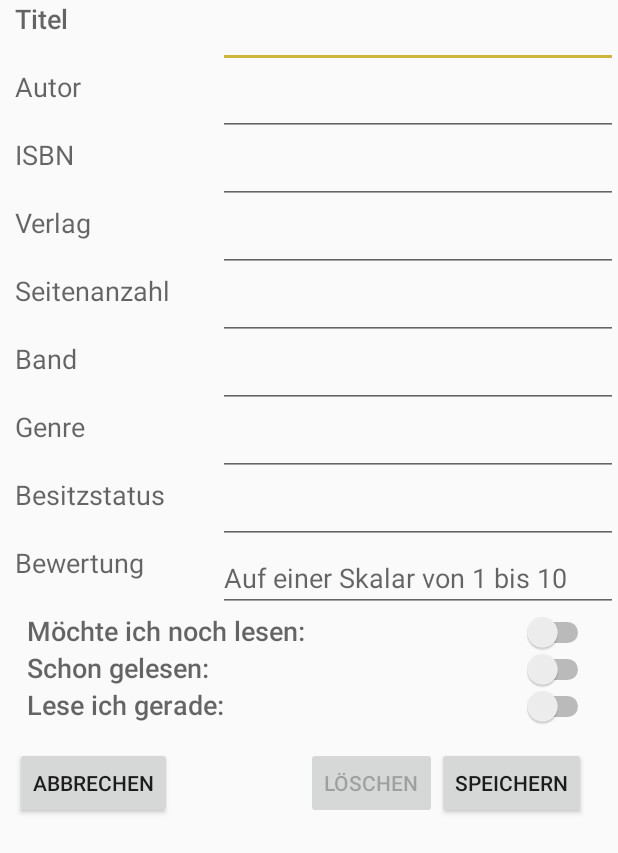
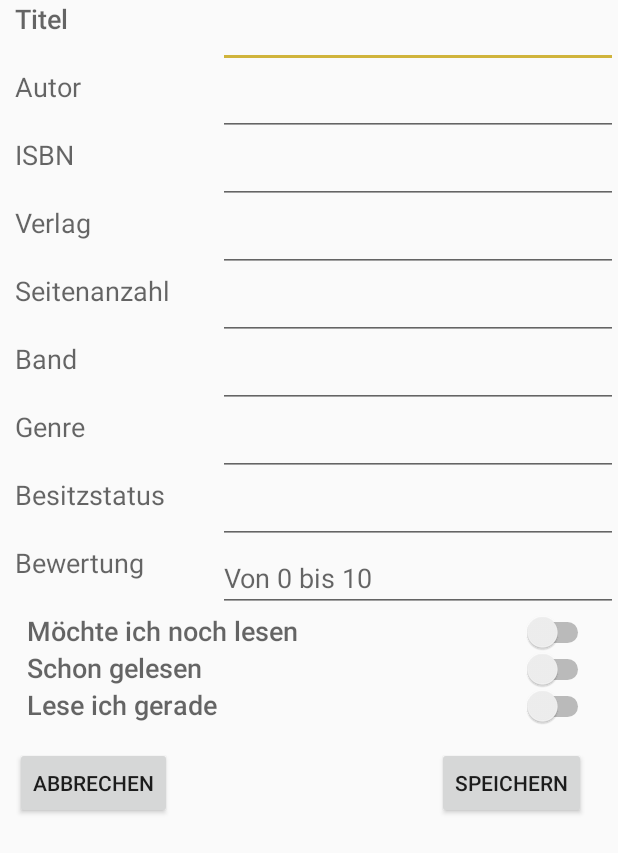
Before and after one commit to B-Team/b-team-app, an Android app: the screen it shows after launch (BookEditActivity), after a tap on "Buch hinzufügen", on a phone screen of 412 x 824 dp. Shown: the top 853 px of the screen. Run offline under Robolectric (Android 15) with nearby library versions, the phone set to English and light mode, and no system bars.

Commit message:
Fixed a lot of little things

```diff
--- a/app/src/main/java/com/b_team/b_team_app/MainActivity.java
+++ b/app/src/main/java/com/b_team/b_team_app/MainActivity.java
@@ -48,13 +48,18 @@ public class MainActivity extends AppCompatActivity implements LoaderManager.Loa
         dataAdapter = new SimpleCursorAdapter(this, R.layout.active_book_item, null, columns, to, 0);
         resultList.setAdapter(dataAdapter);
 
-        getLoaderManager().initLoader(0, null, this);
+        if (getLoaderManager().getLoader(0) == null) {
+            getLoaderManager().initLoader(0, null, this);
+        } else {
+            getLoaderManager().restartLoader(0, null, this);
+        }
     }
 
 
     @Override
     protected void onResume() {
         super.onResume();
+        getLoaderManager().restartLoader(0, null, this);
     }
 
     @Override
--- a/app/src/main/res/layout/activity_book_edit.xml
+++ b/app/src/main/res/layout/activity_book_edit.xml
@@ -208,7 +208,7 @@
                 android:layout_alignLeft="@id/editText_title"
                 android:layout_below="@+id/editText_ownership"
                 android:layout_toRightOf="@+id/textView_rating"
-                android:hint="Auf einer Skalar von 1 bis 10"
+                android:hint="@string/editFieldHint_rating"
                 android:inputType="number"
                 android:textAppearance="?android:attr/textAppearanceMedium" />
 
@@ -224,6 +224,7 @@
                 android:layout_width="wrap_content"
                 android:layout_height="15dp"
                 android:layout_marginEnd="16dp"
+                android:layout_marginRight="16dp"
                 app:layout_constraintEnd_toEndOf="parent"
                 app:layout_constraintTop_toTopOf="parent" />
 
@@ -233,7 +234,7 @@
                 android:layout_height="wrap_content"
                 android:layout_marginEnd="8dp"
                 android:layout_marginStart="8dp"
-                android:text="Möchte ich noch lesen:"
+                android:text="@string/bookedit_status_wantto"
                 android:textAppearance="@android:style/TextAppearance.DeviceDefault.Medium"
                 app:layout_constraintEnd_toStartOf="@+id/switch_wantToRead"
                 app:layout_constraintStart_toStartOf="parent"
@@ -244,6 +245,7 @@
                 android:layout_width="wrap_content"
                 android:layout_height="wrap_content"
                 android:layout_marginEnd="16dp"
+                android:layout_marginRight="16dp"
                 app:layout_constraintEnd_toEndOf="parent"
                 app:layout_constraintTop_toBottomOf="@id/textView_wantToRead" />
 
@@ -253,7 +255,7 @@
                 android:layout_height="wrap_content"
                 android:layout_marginEnd="8dp"
                 android:layout_marginStart="8dp"
-                android:text="Schon gelesen:"
+                android:text="@string/bookedit_status_read"
                 android:textAppearance="@android:style/TextAppearance.DeviceDefault.Medium"
                 app:layout_constraintEnd_toStartOf="@+id/switch_read"
                 app:layout_constraintStart_toStartOf="parent"
@@ -264,6 +266,7 @@
                 android:layout_width="wrap_content"
                 android:layout_height="wrap_content"
                 android:layout_marginEnd="16dp"
+                android:layout_marginRight="16dp"
                 app:layout_constraintEnd_toEndOf="parent"
                 app:layout_constraintTop_toBottomOf="@+id/textView_read" />
 
@@ -272,7 +275,8 @@
                 android:layout_width="0dp"
                 android:layout_height="wrap_content"
                 android:layout_marginStart="8dp"
-                android:text="Lese ich gerade:"
+                android:layout_marginLeft="8dp"
+                android:text="@string/bookedit_status_reading"
                 android:textAppearance="@android:style/TextAppearance.DeviceDefault.Medium"
                 app:layout_constraintEnd_toStartOf="@+id/switch_currentlyReading"
                 app:layout_constraintStart_toStartOf="parent"
@@ -291,7 +295,8 @@
                     android:layout_width="wrap_content"
                     android:layout_height="wrap_content"
                     android:layout_marginStart="8dp"
-                    android:text="Aktuelle Seite:"
+                    android:layout_marginLeft="8dp"
+                    android:text="@string/bookedit_currentpage"
                     android:textAppearance="@android:style/TextAppearance.DeviceDefault.Medium"
                     app:layout_constraintStart_toStartOf="parent"
                     app:layout_constraintTop_toTopOf="parent" />
@@ -301,6 +306,8 @@
                     android:layout_width="0dp"
                     android:layout_height="wrap_content"
                     android:layout_marginEnd="8dp"
+                    android:layout_marginRight="8dp"
+                    android:inputType="number"
                     app:layout_constraintEnd_toStartOf="@id/textView_maxPage"
                     app:layout_constraintStart_toEndOf="@id/textView_currentPage"
                     app:layout_constraintTop_toTopOf="parent" />
--- a/app/src/main/res/layout/activity_book_info.xml
+++ b/app/src/main/res/layout/activity_book_info.xml
@@ -156,6 +156,7 @@
                     android:layout_width="wrap_content"
                     android:layout_height="wrap_content"
                     android:layout_marginEnd="8dp"
+                    android:layout_marginRight="8dp"
                     android:layout_marginTop="8dp"
                     android:text="Progress"
                     app:layout_constraintEnd_toEndOf="parent"
--- a/app/src/main/res/values/strings.xml
+++ b/app/src/main/res/values/strings.xml
@@ -24,9 +24,13 @@
     <string name="key_readingstatus">Lesestatus</string>
     <string name="key_currentpage">Aktuelle Seite</string>
 
+    <!-- Edit activity field hints -->
+    <string name="editFieldHint_rating">Von 0 bis 10</string>
+
     <!-- Edit error messages -->
     <string name="editError_emptyRequiredField">Bitte %1$s angeben</string>
     <string name="editError_invalidChar">Unerlaubtes Zeichen in %1$s</string>
+    <string name="editError_invalidAction_EditConnectedField">Das editieren des %1$ss wird derzeit nicht unterstützt!</string>
 
     <string name="book_details">Buch Details</string>
 
@@ -91,7 +95,7 @@
     <string name ="sharing_recommendation">Kauf dir dieses Buch \"%1$s\" von %2$s.</string>
     <string name ="sharing_bookinfo">Das Buch \"%1$s\" von %2$s gehört dem Genre %3$s an, besitzt %4$s Seiten. Es ist der %5$s. Band und wird von %6$s verlegt.</string>
     <string name ="sharing_rating">Ich geb dem Buch \"%1$s\" von %2$s %3$s Sterne!</string>
-    <string name ="sharing_status">Ich bin bei dem Buch \"%1$s\" bereits auf Seite %2$s!</string>
+    <string name ="sharing_status">Ich bin bei dem Buch \"%1$s\" bereits auf Seite %2$s von %3$s!</string>
     <string name ="sharing_advisor">Hier hast du die ISBN zu dem Buch \"%1$s\" von %2$s : %3$s.</string>
 
     <!-- Share_Dialog stuff -->
@@ -105,4 +109,8 @@
 
     <!-- Chrissi -->
     <string name="bookedit_maxpage">von %1$s</string>
+    <string name="bookedit_currentpage">Aktuelle Seite:</string>
+    <string name="bookedit_status_wantto">Möchte ich noch lesen</string>
+    <string name="bookedit_status_read">Schon gelesen</string>
+    <string name="bookedit_status_reading">Lese ich gerade</string>
 </resources>
```
Also changed, not shown: app/src/main/java/com/b_team/b_team_app/BookEditActivity.java (+53 -6 lines), app/src/main/java/com/b_team/b_team_app/BookInfoActivity.java (+21 -7 lines), app/src/main/java/com/b_team/b_team_app/PageCountEdit.java (+34 -4 lines), app/src/main/res/layout/active_book_item.xml (+7 -0 lines), app/src/main/res/layout/activity_pagecount_edit.xml (+6 -3 lines).
